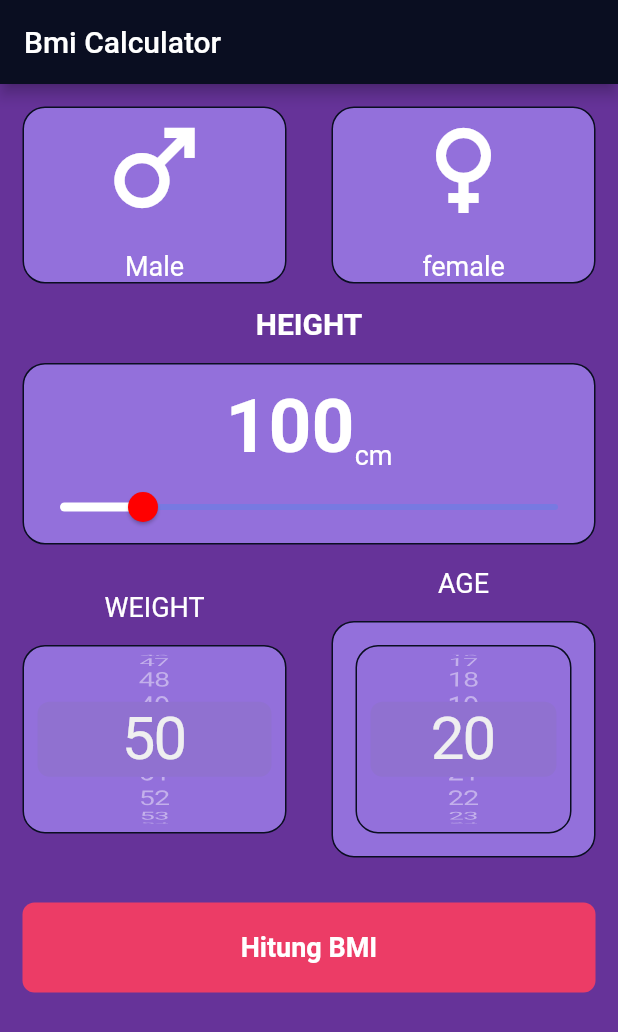
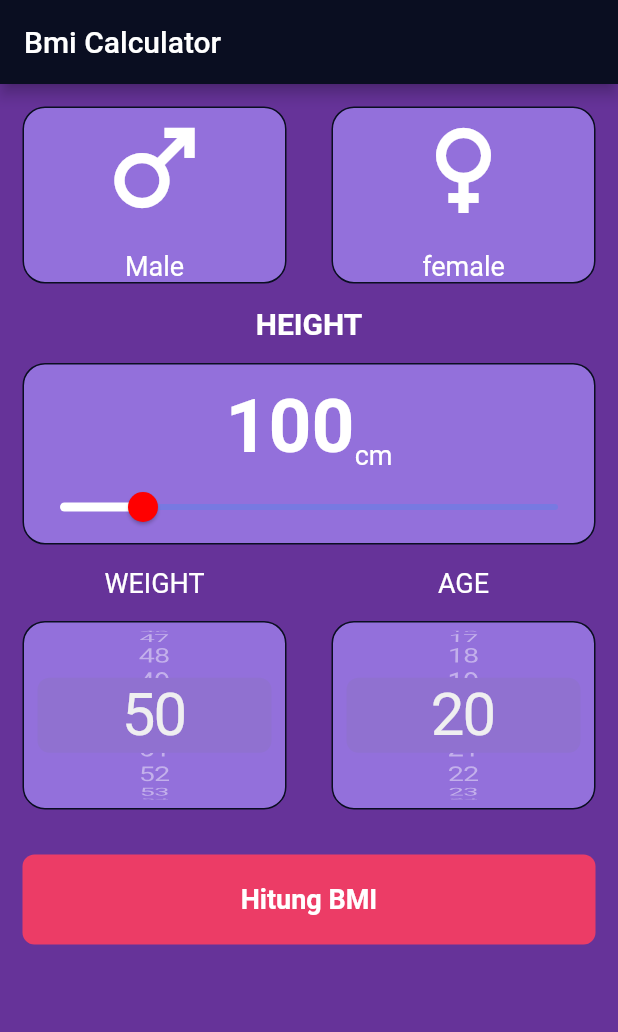
Before and after one commit to miftahif/bmi, a Flutter app: the screen it shows after launch, on a phone screen of 412 x 824 dp. Shown: the top 1032 px of the screen. Run offline on Flutter 3.47's test engine with Material 2 defaults, Android fonts, the phone set to English and light mode, and no system bars.

Commit message:
perubahan tampilan age

```diff
--- a/lib/views/bmi_data_screen.dart
+++ b/lib/views/bmi_data_screen.dart
@@ -164,7 +164,6 @@ class _BmiDataScreenState extends State<BmiDataScreen> {
                     style: lableTextStyle,
                   ),
                   BmiCard(
-                    child: BmiCard(
                     child: Column(
                       mainAxisAlignment: MainAxisAlignment.center,
                       children: [
@@ -182,7 +181,6 @@ class _BmiDataScreenState extends State<BmiDataScreen> {
                               children: genereteList(15, 90),
                             )),
                       ],
-                      ),
                     ),
                   ),
                 ],
```
Lines whose indentation alone changed are shown as unchanged.
